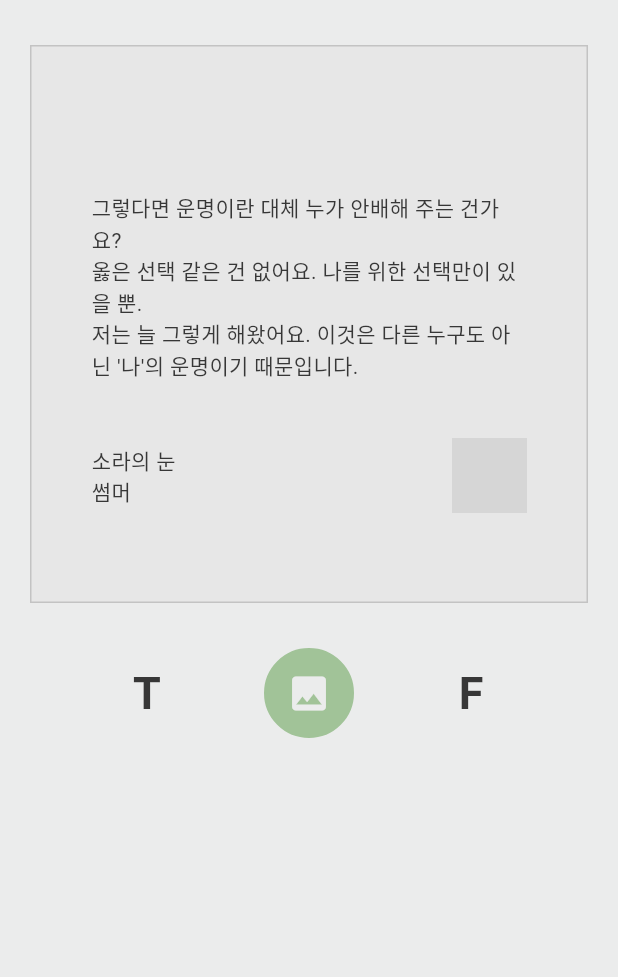
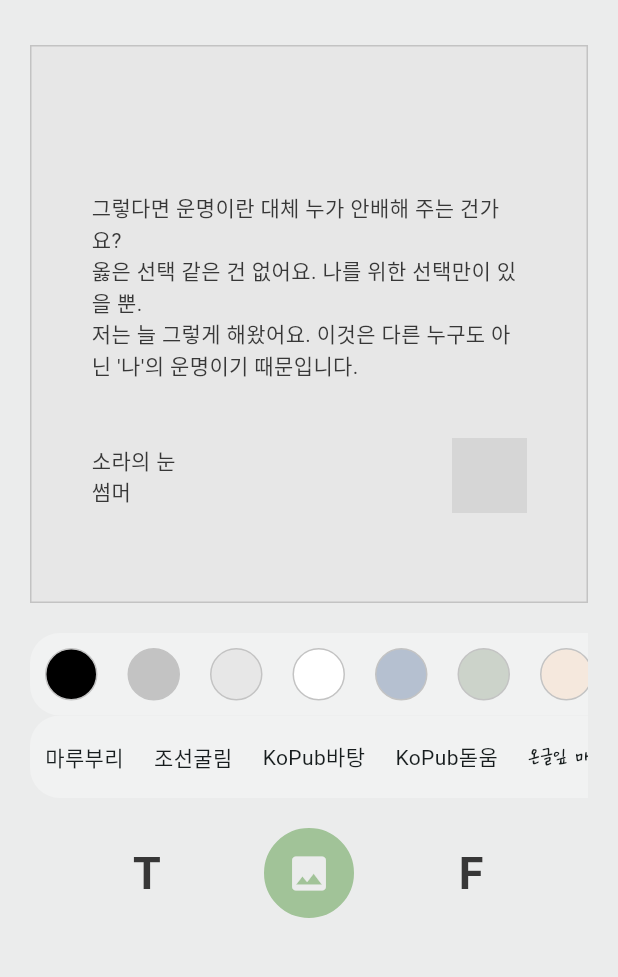
Before and after one commit to altese/text_to_picture, a Flutter app: the screen it shows after launch, on a phone screen of 412 x 824 dp, the part 105-1082 px from its top. Run offline on Flutter 3.47's test engine with Material 3 defaults, Android fonts, the phone set to English and light mode, and no system bars; our stand-ins replace flutter_svg; network calls fail; Roboto replaces fonts that are missing (chosunGu, kopubBatang, kopubDotum); grey boxes are pictures that could not be loaded.

Commit message:
💄 배경, 폰트 선택 UI

```diff
--- a/lib/common/theme/text_styles.dart
+++ b/lib/common/theme/text_styles.dart
@@ -1,5 +1,19 @@
 import 'package:flutter/material.dart';
 import 'package:text_to_picture_app/common/theme/app_colors.dart';
+
+enum Fonts {
+  maruburi('마루부리'),
+  chosunGu('조선굴림'),
+  kopubBatang('KoPub바탕'),
+  kopubDotum('KoPub돋움'),
+  okja('온글잎 매일옥자체'),
+  pretendard('프리텐다드'),
+  ridiBatang('리디바탕');
+
+  final String displayName;
+
+  const Fonts(this.displayName);
+}
 
 class AppTextStyles {
   static const String fontFamily = 'maruburi';
--- a/lib/home/presentation/home_screen.dart
+++ b/lib/home/presentation/home_screen.dart
@@ -32,7 +32,29 @@ class _HomeScreenState extends State<HomeScreen> {
                 bgColor: AppColor.bgGreyColor,
                 textColor: AppColor.textColor,
               ),
-              const SizedBox(height: 30),
+              const SizedBox(height: 20),
+              renderPick(
+                children: AppColor.imageBgColors
+                    .map((e) => renderItem(color: e))
+                    .toList(),
+              ),
+              renderPick(
+                children: Fonts.values
+                    .map(
+                      (e) => Center(
+                        child: renderItem(
+                          child: Text(
+                            e.displayName,
+                            style: AppTextStyles.textStyle14.copyWith(
+                              fontFamily: e.name,
+                            ),
+                          ),
+                        ),
+                      ),
+                    )
+                    .toList(),
+              ),
+              const SizedBox(height: 20),
               renderBottom(),
             ],
           ),
@@ -58,7 +80,7 @@ Row renderTop() {
   );
 }
 
-renderTexFie(
+GestureDetector renderTexFie(
   BuildContext context, {
   required double height,
   required Color bgColor,
@@ -85,7 +107,6 @@ renderTexFie(
       height: height,
       decoration: BoxDecoration(
         color: bgColor,
-        // borderRadius: BorderRadius.all(Radius.circular(5)),
         border: Border.all(color: AppColor.borderColor),
       ),
       child: Column(
@@ -167,48 +188,98 @@ Row renderBottom() {
           ),
         ),
       ),
-      MenuAnchor(
-        style: MenuStyle(
-          padding: const MaterialStatePropertyAll(
-            EdgeInsets.symmetric(vertical: 20, horizontal: 20),
-          ),
-          elevation: const MaterialStatePropertyAll(0),
-          shape: MaterialStateProperty.all<RoundedRectangleBorder>(
-            const RoundedRectangleBorder(
-              side: BorderSide(
-                width: 1,
-                color: AppColor.borderColor,
-              ),
-              borderRadius: BorderRadius.all(Radius.circular(8)),
-            ),
-          ),
-          backgroundColor: const MaterialStatePropertyAll(
-            AppColor.bgColor,
+      TextButton(
+        onPressed: () {},
+        child: Text(
+          'F',
+          style: AppTextStyles.textStyle30.copyWith(
+            fontFamily: AppTextStyles.fontFamily,
           ),
         ),
-        builder: (context, controller, child) {
-          return TextButton(
-            onPressed: () {
-              if (controller.isOpen) {
-                controller.close();
-              } else {
-                controller.open();
-              }
-            },
-            child: Text(
-              'F',
-              style: AppTextStyles.textStyle30.copyWith(
-                fontFamily: AppTextStyles.fontFamily,
-              ),
-            ),
-          );
-        },
-        menuChildren: const [
-          Text('마루부리', style: AppTextStyles.textStyle12),
-          Text('data'),
-          Text('data'),
-        ],
       ),
+      // MenuAnchor(
+      //   style: MenuStyle(
+      //     padding: const MaterialStatePropertyAll(
+      //       EdgeInsets.symmetric(vertical: 20, horizontal: 20),
+      //     ),
+      //     elevation: const MaterialStatePropertyAll(0),
+      //     shape: MaterialStateProperty.all<RoundedRectangleBorder>(
+      //       const RoundedRectangleBorder(
+      //         side: BorderSide(
+      //           width: 1,
+      //           color: AppColor.borderColor,
+      //         ),
+      //         borderRadius: BorderRadius.all(Radius.circular(8)),
+      //       ),
+      //     ),
+      //     backgroundColor: const MaterialStatePropertyAll(
+      //       AppColor.bgColor,
+      //     ),
+      //   ),
+      //   builder: (context, controller, child) {
+      //     return TextButton(
+      //       onPressed: () {
+      //         if (controller.isOpen) {
+      //           controller.close();
+      //         } else {
+      //           controller.open();
+      //         }
+      //       },
+      //       child: Text(
+      //         'F',
+      //         style: AppTextStyles.textStyle30.copyWith(
+      //           fontFamily: AppTextStyles.fontFamily,
+      //         ),
+      //       ),
+      //     );
+      //   },
+      //   menuChildren: const [
+      //     Text('마루부리', style: AppTextStyles.textStyle12),
+      //     Text('data'),
+      //     Text('data'),
+      //   ],
+      // ),
     ],
   );
 }
+
+SingleChildScrollView renderPick({
+  required List<Widget> children,
+}) {
+  return SingleChildScrollView(
+    scrollDirection: Axis.horizontal,
+    child: Container(
+      padding: const EdgeInsets.symmetric(vertical: 10),
+      decoration: BoxDecoration(
+        color: Colors.white.withOpacity(0.3),
+        borderRadius: BorderRadius.circular(20),
+      ),
+      child: Row(
+        children: children,
+      ),
+    ),
+  );
+}
+
+Padding renderItem({
+  Color? color,
+  Widget? child,
+}) {
+  return Padding(
+    padding: const EdgeInsets.symmetric(horizontal: 10),
+    child: Container(
+      height: 35,
+      width: child == null ? 35 : null,
+      decoration: BoxDecoration(
+        color: color,
+        shape: BoxShape.circle,
+        border: child == null
+            ? Border.all(
+                color: AppColor.borderColor,
+              )
+            : null,
+      ),
+      child: Center(child: child),
+    ),
+  );
+}
```
